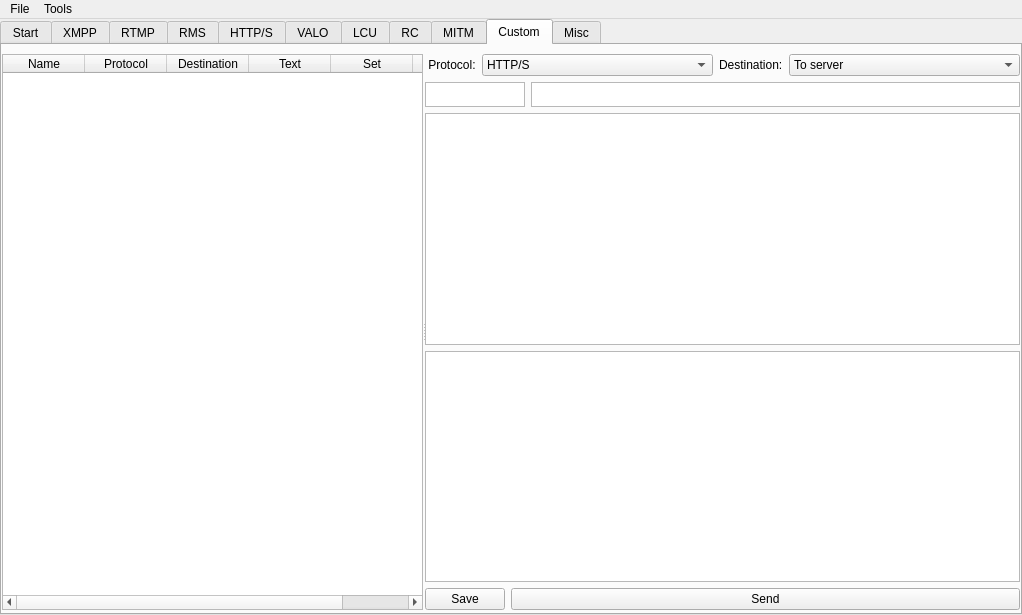
First picture: the form in LeagueClientDebugger/LeagueClientDebugger.ui, repository KebsCS/LeagueClientDebugger, before the edit.
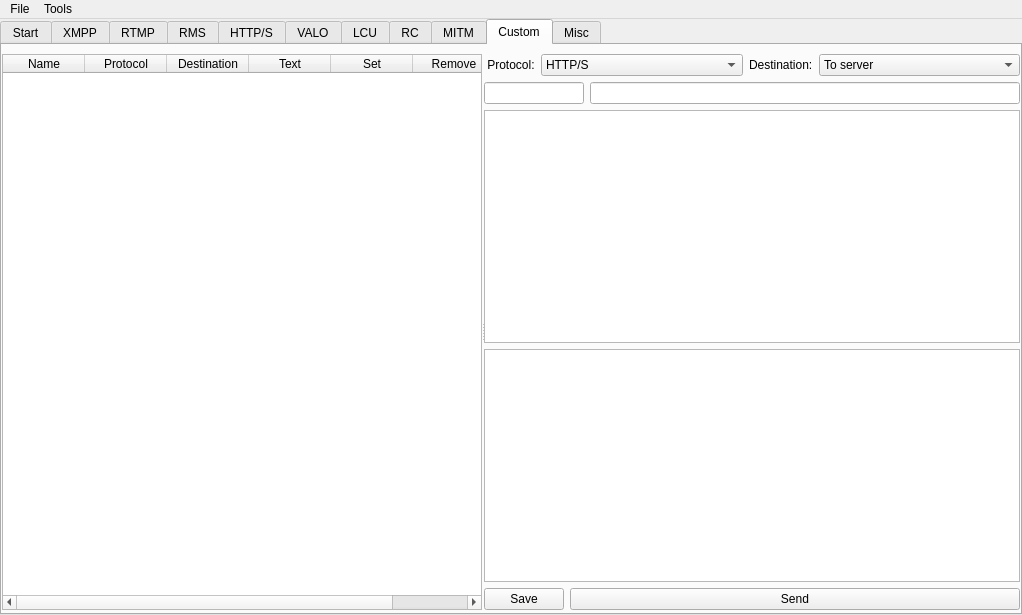
Second picture: the form after the edit. The open tabs and pages were chosen to show the change.

What changed in the file:
```diff
--- a/LeagueClientDebugger/LeagueClientDebugger.ui
+++ b/LeagueClientDebugger/LeagueClientDebugger.ui
@@ -2196,7 +2196,7 @@
             <item>
              <layout class="QHBoxLayout" name="horizontalLayout_18">
               <item>
-               <widget class="QTextEdit" name="customHttpMethod">
+               <widget class="QLineEdit" name="customHttpMethod">
                 <property name="sizePolicy">
                  <sizepolicy hsizetype="Maximum" vsizetype="Maximum">
                   <horstretch>0</horstretch>
@@ -2212,22 +2212,10 @@
                 <property name="inputMethodHints">
                  <set>Qt::ImhUppercaseOnly</set>
                 </property>
-                <property name="verticalScrollBarPolicy">
-                 <enum>Qt::ScrollBarAlwaysOff</enum>
-                </property>
-                <property name="horizontalScrollBarPolicy">
-                 <enum>Qt::ScrollBarAlwaysOff</enum>
-                </property>
-                <property name="lineWrapMode">
-                 <enum>QTextEdit::NoWrap</enum>
-                </property>
-                <property name="acceptRichText">
-                 <bool>false</bool>
-                </property>
                </widget>
               </item>
               <item>
-               <widget class="QTextEdit" name="customHttpUrl">
+               <widget class="QLineEdit" name="customHttpUrl">
                 <property name="sizePolicy">
                  <sizepolicy hsizetype="Expanding" vsizetype="Maximum">
                   <horstretch>0</horstretch>
@@ -2243,42 +2231,24 @@
                 <property name="inputMethodHints">
                  <set>Qt::ImhNone</set>
                 </property>
-                <property name="verticalScrollBarPolicy">
-                 <enum>Qt::ScrollBarAlwaysOff</enum>
-                </property>
-                <property name="horizontalScrollBarPolicy">
-                 <enum>Qt::ScrollBarAlwaysOff</enum>
-                </property>
-                <property name="lineWrapMode">
-                 <enum>QTextEdit::NoWrap</enum>
-                </property>
-                <property name="acceptRichText">
-                 <bool>false</bool>
-                </property>
                </widget>
               </item>
              </layout>
             </item>
             <item>
-             <widget class="QTextEdit" name="customHttpHeaders">
+             <widget class="QPlainTextEdit" name="customHttpHeaders">
               <property name="enabled">
                <bool>true</bool>
               </property>
               <property name="lineWrapMode">
-               <enum>QTextEdit::NoWrap</enum>
-              </property>
-              <property name="acceptRichText">
-               <bool>false</bool>
+               <enum>QPlainTextEdit::NoWrap</enum>
               </property>
              </widget>
             </item>
             <item>
-             <widget class="QTextEdit" name="customText">
+             <widget class="QPlainTextEdit" name="customText">
               <property name="lineWrapMode">
-               <enum>QTextEdit::NoWrap</enum>
-              </property>
-              <property name="acceptRichText">
-               <bool>false</bool>
+               <enum>QPlainTextEdit::NoWrap</enum>
               </property>
              </widget>
             </item>
```
Left out of the diff: 63 changed lines with no effect on the pictures.
